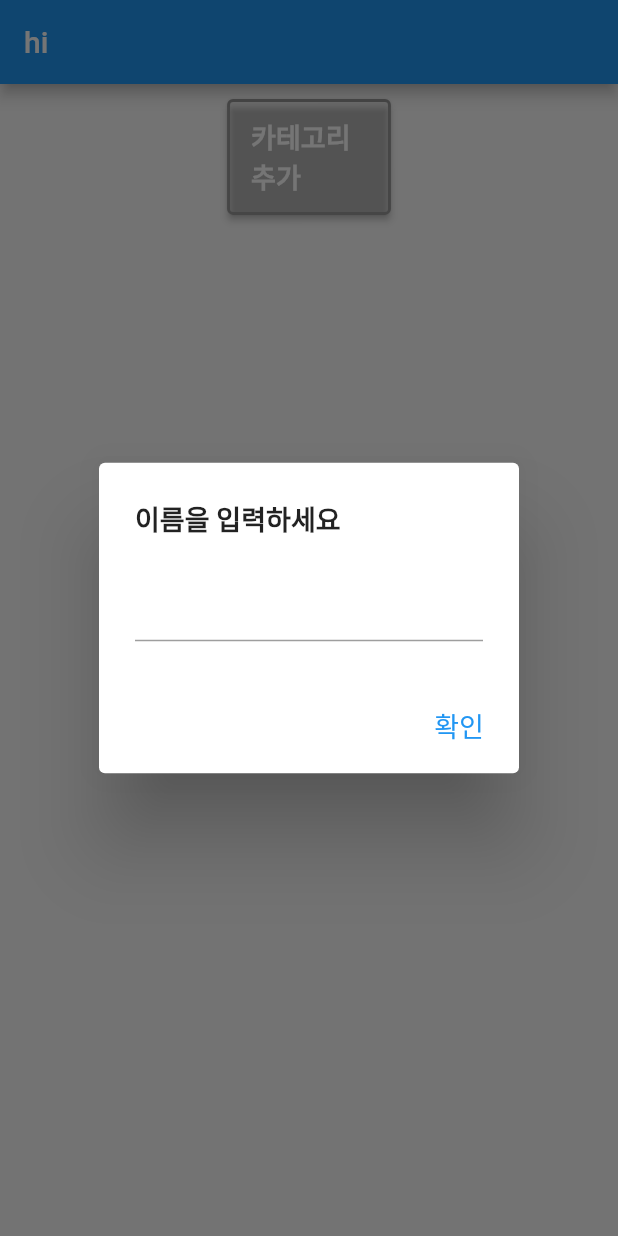
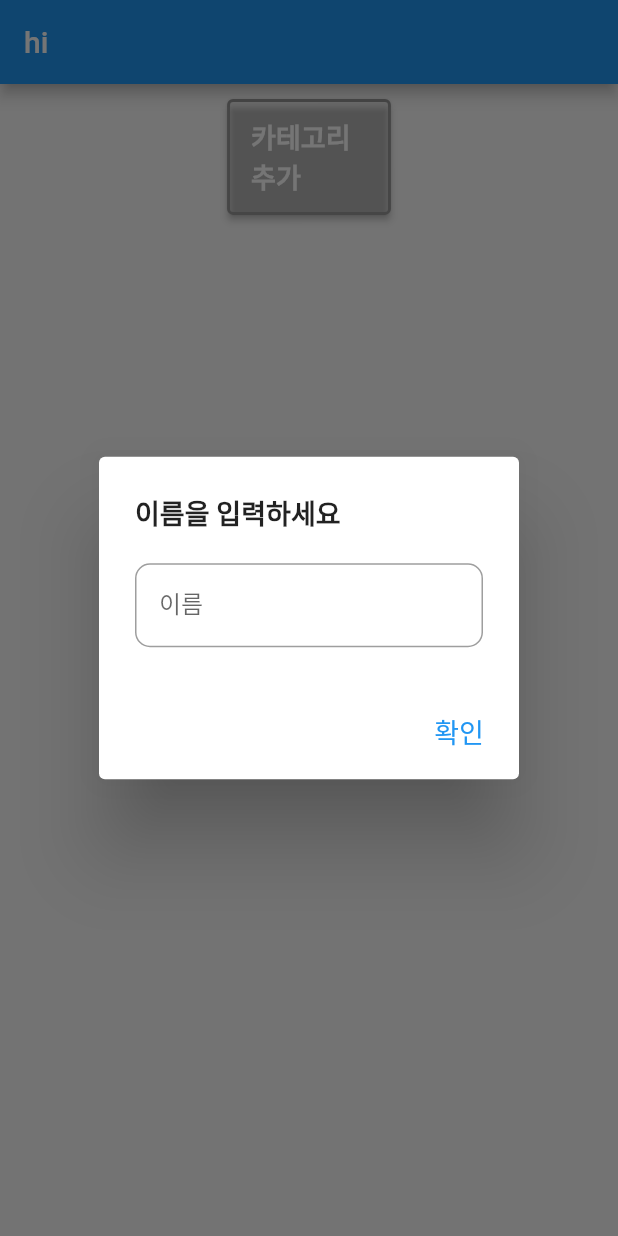
Before and after one commit to JeongHyeon2/funeral_menu, a Flutter app: the screen it shows after launch, after a tap on "카테고리추가", on a phone screen of 412 x 824 dp. Run offline on Flutter 3.47's test engine with Material 2 defaults, Android fonts, the phone set to English and light mode, and no system bars; our stand-ins replace firebase_core, firebase_database, firebase_storage, flutter_riverpod, flutter_screenutil, image_picker; accounts and stored records are empty.

Commit message:
[design] textfield 디자인 수정

```diff
--- a/funeral_menu/lib/common/input_dialog.dart
+++ b/funeral_menu/lib/common/input_dialog.dart
@@ -1,10 +1,10 @@
 import 'package:flutter/material.dart';
+import 'package:funeral_menu/common/custom_textfield.dart';
 import 'package:funeral_menu/const/size.dart';
 
 class ImputDialog {
-  final TextEditingController _textEditingController = TextEditingController();
-
   Future<String> showInputDialog(BuildContext context) async {
+    String s = "";
     String result = await showDialog(
       context: context,
       builder: (BuildContext context) {
@@ -16,13 +16,17 @@ class ImputDialog {
               fontSize: kTextMiddleSize,
             ),
           ),
-          content: TextField(
-            controller: _textEditingController,
+          content: StyledTextFieldWidget(
+            hintText: "이름을 입력하세요",
+            labelText: "이름",
+            onChanged: (p0) {
+              s = p0;
+            },
           ),
           actions: <Widget>[
             TextButton(
               onPressed: () {
-                Navigator.of(context).pop(_textEditingController.text);
+                Navigator.of(context).pop(s);
               },
               child: Text(
                 '확인',
--- a/funeral_menu/lib/screen/category_screen.dart
+++ b/funeral_menu/lib/screen/category_screen.dart
@@ -114,6 +114,10 @@ class _CategoryScreenState extends ConsumerState<CategoryScreen> {
                 ),
             ],
           )
-        : Container();
+        : categoryViewmodel.categoryState is CategoryStateLoading
+            ? const Center(
+                child: CircularProgressIndicator(),
+              )
+            : Container();
   }
 }
--- a/funeral_menu/lib/viewmodel/category_viewmodel.dart
+++ b/funeral_menu/lib/viewmodel/category_viewmodel.dart
@@ -58,7 +58,7 @@ class CategoryViewModel extends ChangeNotifier {
                       categories![index].category,
                     );
                 if (keys != null) {
-                  bool isOk = await ref
+                  await ref
                       .read(categoryServiceProvider.notifier)
                       .deleteCategory(
                         categories![index],
```
